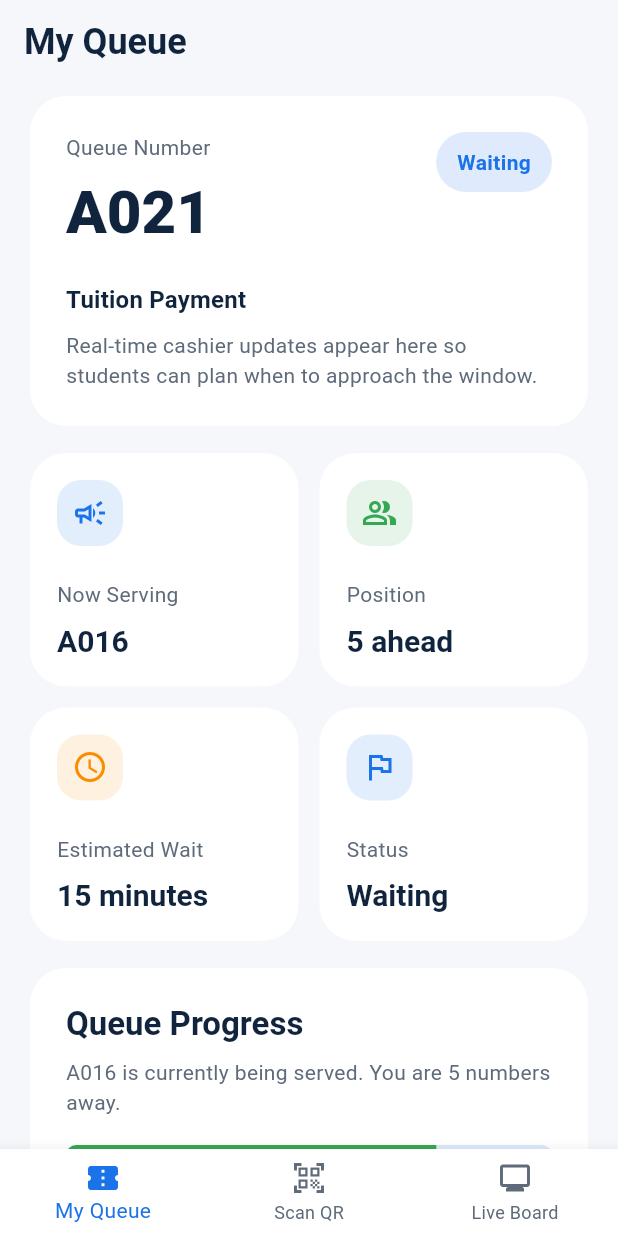
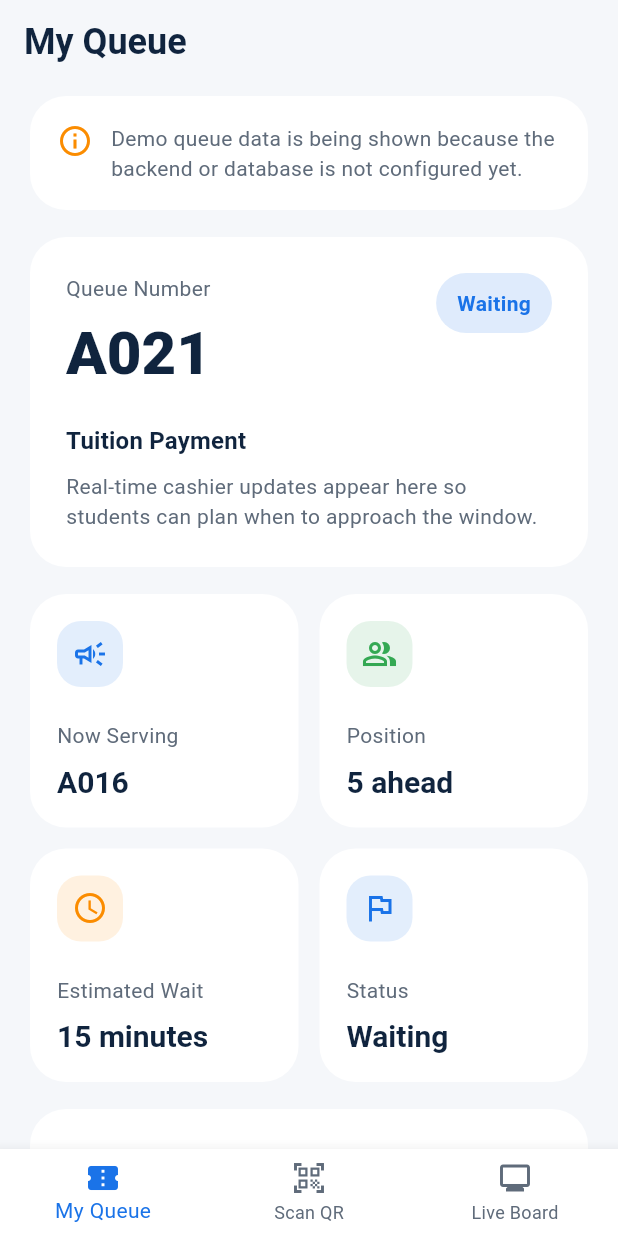
Before and after one commit to jaysonproponio/ExeQueue-App, a Flutter app: the screen it shows after launch, on a phone screen of 412 x 824 dp. Run offline on Flutter 3.47's test engine with Material 3 defaults, Android fonts, the phone set to English and light mode, and no system bars; our stand-ins replace bloc, dartz, equatable, firebase_core, firebase_messaging, flutter_bloc and 1 more; missing offline and left inert: mobile_scanner; accounts and stored records are empty; network calls fail.

Commit message:
"Fixing"

```diff
--- a/mobile/lib/core/network/api_config.dart
+++ b/mobile/lib/core/network/api_config.dart
@@ -3,7 +3,17 @@ import 'package:flutter/foundation.dart';
 class ApiConfig {
   const ApiConfig._();
 
+  static const String _configuredBaseUrl = String.fromEnvironment(
+    'EXEQUEUE_API_BASE_URL',
+  );
+  static const Duration requestTimeout = Duration(seconds: 2);
+
   static String get baseUrl {
+    final configured = _configuredBaseUrl.trim();
+    if (configured.isNotEmpty) {
+      return configured;
+    }
+
     if (kIsWeb) {
       return 'http://localhost/exequeue/backend/api';
     }
@@ -15,4 +25,6 @@ class ApiConfig {
         return 'http://localhost/exequeue/backend/api';
     }
   }
+
+  static bool get hasCustomBaseUrl => _configuredBaseUrl.trim().isNotEmpty;
 }
--- a/mobile/lib/features/home/presentation/pages/home_shell_page.dart
+++ b/mobile/lib/features/home/presentation/pages/home_shell_page.dart
@@ -29,12 +29,6 @@ class _HomeShellView extends StatelessWidget {
     'Live Queue Board',
   ];
 
-  static const List<Widget> _screens = <Widget>[
-    MyQueuePage(),
-    ScanQrPage(),
-    LiveBoardPage(),
-  ];
-
   @override
   Widget build(BuildContext context) {
     return BlocBuilder<HomeShellCubit, HomeShellState>(
@@ -49,10 +43,7 @@ class _HomeShellView extends StatelessWidget {
               ),
             ),
           ),
-          body: IndexedStack(
-            index: state.currentIndex,
-            children: _screens,
-          ),
+          body: _buildScreen(state.currentIndex),
           bottomNavigationBar: BottomNavigationBar(
             currentIndex: state.currentIndex,
             onTap: context.read<HomeShellCubit>().changeTab,
@@ -75,4 +66,17 @@ class _HomeShellView extends StatelessWidget {
       },
     );
   }
+
+  Widget _buildScreen(int currentIndex) {
+    switch (currentIndex) {
+      case 0:
+        return const MyQueuePage();
+      case 1:
+        return const ScanQrPage();
+      case 2:
+        return const LiveBoardPage();
+      default:
+        return const MyQueuePage();
+    }
+  }
 }
--- a/mobile/lib/features/queue/data/models/live_board_model.dart
+++ b/mobile/lib/features/queue/data/models/live_board_model.dart
@@ -5,6 +5,7 @@ class LiveBoardModel extends LiveBoard {
     required super.nowServing,
     required super.nextQueues,
     required super.updatedAt,
+    required super.isDemo,
   });
 
   factory LiveBoardModel.fromJson(Map<String, dynamic> json) {
@@ -21,6 +22,7 @@ class LiveBoardModel extends LiveBoard {
           : nextQueues,
       updatedAt: DateTime.tryParse(json['updated_at'] as String? ?? '') ??
           DateTime.now(),
+      isDemo: false,
     );
   }
 
@@ -29,6 +31,7 @@ class LiveBoardModel extends LiveBoard {
       nowServing: 'A021',
       nextQueues: const <String>['A022', 'A023', 'A024'],
       updatedAt: DateTime.now(),
+      isDemo: true,
     );
   }
 
@@ -37,6 +40,7 @@ class LiveBoardModel extends LiveBoard {
       nowServing: nowServing,
       nextQueues: nextQueues,
       updatedAt: updatedAt,
+      isDemo: isDemo,
     );
   }
 }
--- a/mobile/lib/features/queue/data/models/queue_status_model.dart
+++ b/mobile/lib/features/queue/data/models/queue_status_model.dart
@@ -9,6 +9,7 @@ class QueueStatusModel extends QueueStatus {
     required super.estimatedWait,
     required super.status,
     required super.transactionType,
+    required super.isDemo,
   });
 
   factory QueueStatusModel.fromJson(Map<String, dynamic> json) {
@@ -22,6 +23,7 @@ class QueueStatusModel extends QueueStatus {
       status: queueStageFromValue(json['status'] as String?),
       transactionType:
           json['transaction_type'] as String? ?? 'Tuition Payment',
+      isDemo: false,
     );
   }
 
@@ -33,6 +35,7 @@ class QueueStatusModel extends QueueStatus {
       estimatedWait: Duration(minutes: 15),
       status: QueueStage.waiting,
       transactionType: 'Tuition Payment',
+      isDemo: true,
     );
   }
 
@@ -44,6 +47,7 @@ class QueueStatusModel extends QueueStatus {
       estimatedWait: estimatedWait,
       status: status,
       transactionType: transactionType,
+      isDemo: isDemo,
     );
   }
 }
--- a/mobile/lib/features/queue/domain/entities/live_board.dart
+++ b/mobile/lib/features/queue/domain/entities/live_board.dart
@@ -5,20 +5,23 @@ class LiveBoard extends Equatable {
     required this.nowServing,
     required this.nextQueues,
     required this.updatedAt,
+    this.isDemo = false,
   });
 
   final String nowServing;
   final List<String> nextQueues;
   final DateTime updatedAt;
+  final bool isDemo;
 
   factory LiveBoard.demo() {
     return LiveBoard(
       nowServing: 'A021',
       nextQueues: const <String>['A022', 'A023', 'A024'],
       updatedAt: DateTime.now(),
+      isDemo: true,
     );
   }
 
   @override
-  List<Object> get props => <Object>[nowServing, nextQueues, updatedAt];
+  List<Object> get props => <Object>[nowServing, nextQueues, updatedAt, isDemo];
 }
--- a/mobile/lib/features/queue/domain/entities/queue_status.dart
+++ b/mobile/lib/features/queue/domain/entities/queue_status.dart
@@ -10,6 +10,7 @@ class QueueStatus extends Equatable {
     required this.estimatedWait,
     required this.status,
     required this.transactionType,
+    this.isDemo = false,
   });
 
   final String queueNumber;
@@ -18,6 +19,7 @@ class QueueStatus extends Equatable {
   final Duration estimatedWait;
   final QueueStage status;
   final String transactionType;
+  final bool isDemo;
 
   double get progressRatio {
     final current = _extractQueueNumber(nowServing).toDouble();
@@ -44,6 +46,7 @@ class QueueStatus extends Equatable {
       estimatedWait: Duration(minutes: 15),
       status: QueueStage.waiting,
       transactionType: 'Tuition Payment',
+      isDemo: true,
     );
   }
 
@@ -55,6 +58,7 @@ class QueueStatus extends Equatable {
         estimatedWait,
         status,
         transactionType,
+        isDemo,
       ];
 }
 
--- a/mobile/lib/features/queue/presentation/pages/my_queue_page.dart
+++ b/mobile/lib/features/queue/presentation/pages/my_queue_page.dart
@@ -47,6 +47,8 @@ class _MyQueueView extends StatelessWidget {
             physics: const AlwaysScrollableScrollPhysics(),
             padding: const EdgeInsets.fromLTRB(20, 8, 20, 32),
             children: <Widget>[
+              if (queueStatus.isDemo) const _DemoModeBanner(),
+              if (queueStatus.isDemo) const SizedBox(height: 18),
               _QueueSummaryCard(queueStatus: queueStatus),
               const SizedBox(height: 18),
               _QueueMetricsGrid(queueStatus: queueStatus),
@@ -56,6 +58,32 @@ class _MyQueueView extends StatelessWidget {
           ),
         );
       },
+    );
+  }
+}
+
+class _DemoModeBanner extends StatelessWidget {
+  const _DemoModeBanner();
+
+  @override
+  Widget build(BuildContext context) {
+    return Card(
+      child: Padding(
+        padding: const EdgeInsets.all(18),
+        child: Row(
+          crossAxisAlignment: CrossAxisAlignment.start,
+          children: <Widget>[
+            const Icon(Icons.info_outline, color: Color(0xFFFB8C00)),
+            const SizedBox(width: 12),
+            Expanded(
+              child: Text(
+                'Demo queue data is being shown because the backend or database is not configured yet.',
+                style: Theme.of(context).textTheme.bodyMedium,
+              ),
+            ),
+          ],
+        ),
+      ),
     );
   }
 }
```
Also changed, not shown: mobile/lib/features/queue/data/datasources/queue_remote_data_source.dart (+11 -5 lines), mobile/lib/features/queue/presentation/pages/live_board_page.dart (+27 -0 lines).
